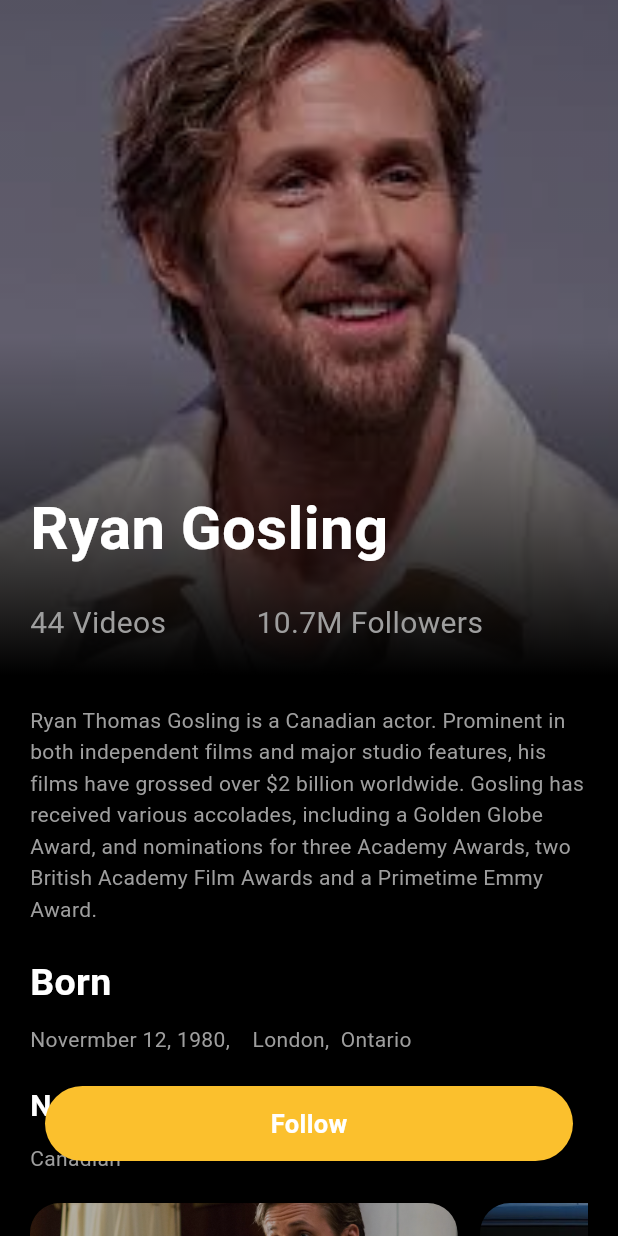
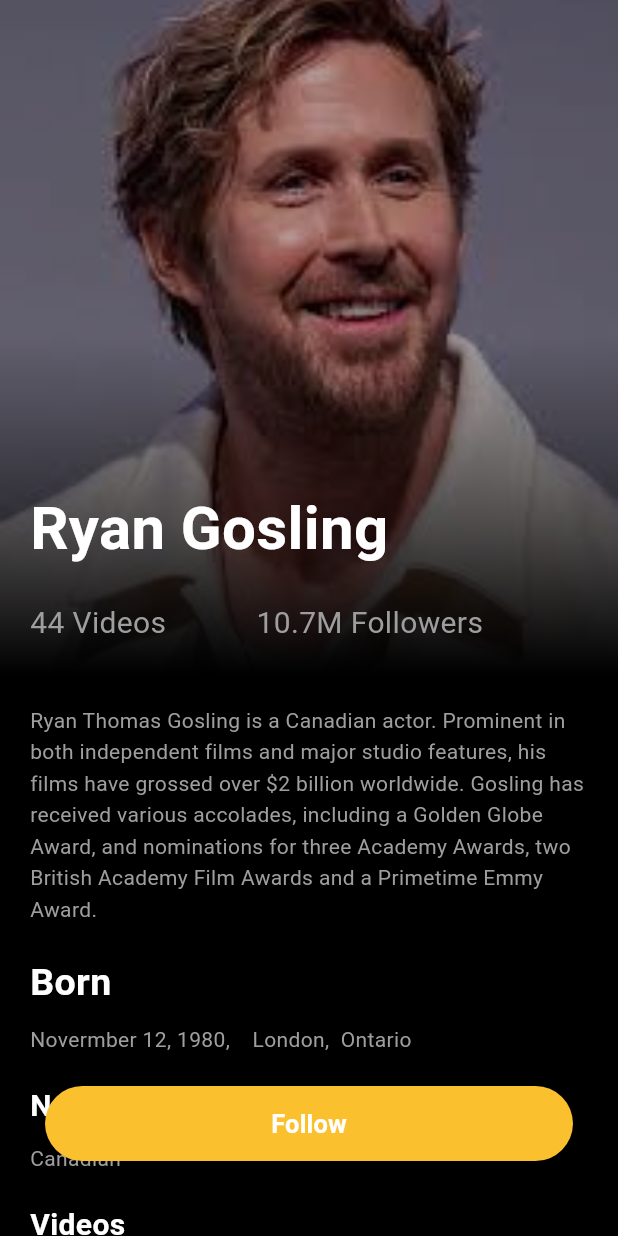
Before and after one commit to AbdullahUsman07/Flutter_Project_4, a Flutter app: the screen it shows after launch, on a phone screen of 412 x 824 dp. Run offline on Flutter 3.47's test engine with Material 3 defaults, Android fonts, the phone set to English and light mode, and no system bars.

Commit message:
Link Enabled

```diff
--- a/lib/main.dart
+++ b/lib/main.dart
@@ -1,8 +1,5 @@
-import 'package:flutter/cupertino.dart';
 import 'package:flutter/material.dart';
-import 'package:flutter/painting.dart';
-import 'package:flutter/rendering.dart';
-import 'package:flutter/widgets.dart';
+import 'package:url_launcher/url_launcher.dart';
 
 void main() {
   runApp(
@@ -84,23 +81,57 @@ class HomePageState extends State<HomePage> {
                 ),
               ),
               SliverList(
-                  delegate:SliverChildListDelegate([
+                  delegate: SliverChildListDelegate([
                 Padding(
                     padding: const EdgeInsets.all(20.0),
                     child: Column(
                       crossAxisAlignment: CrossAxisAlignment.start,
                       children: [
-                      Text("Ryan Thomas Gosling is a Canadian actor. Prominent in both independent films and major studio features, his films have grossed over \$2 billion worldwide. Gosling has received various accolades, including a Golden Globe Award, and nominations for three Academy Awards, two British Academy Film Awards and a Primetime Emmy Award.",
-                      style: TextStyle(color:Colors.grey,height: 1.5),),
-                   SizedBox(height: 20.0,),
-                  Text('Born',style:TextStyle(color:Colors.white,fontWeight: FontWeight.bold,fontSize: 25)),
-                   SizedBox(height: 10.0,),
-                  Text('Novermber 12, 1980,    London,  Ontario',style: TextStyle(color:Colors.grey),),
-                  SizedBox(height: 20,),
-                  Text('Nationality',style:TextStyle(color:Colors.white,fontSize: 20.0,fontWeight: FontWeight.bold)),
-                  SizedBox(height: 10.0,),
-                  Text('Canadian',style: TextStyle(color:Colors.grey),),
-                  SizedBox(height: 20,),
+                        const Text(
+                          "Ryan Thomas Gosling is a Canadian actor. Prominent in both independent films and major studio features, his films have grossed over \$2 billion worldwide. Gosling has received various accolades, including a Golden Globe Award, and nominations for three Academy Awards, two British Academy Film Awards and a Primetime Emmy Award.",
+                          style: TextStyle(color: Colors.grey, height: 1.5),
+                        ),
+                        const SizedBox(
+                          height: 20.0,
+                        ),
+                        const Text('Born',
+                            style: TextStyle(
+                                color: Colors.white,
+                                fontWeight: FontWeight.bold,
+                                fontSize: 25)),
+                        const SizedBox(
+                          height: 10.0,
+                        ),
+                        const Text(
+                          'Novermber 12, 1980,    London,  Ontario',
+                          style: TextStyle(color: Colors.grey),
+                        ),
+                        const SizedBox(
+                          height: 20,
+                        ),
+                        const Text('Nationality',
+                            style: TextStyle(
+                                color: Colors.white,
+                                fontSize: 20.0,
+                                fontWeight: FontWeight.bold)),
+                        const SizedBox(
+                          height: 10.0,
+                        ),
+                        const Text(
+                          'Canadian',
+                          style: TextStyle(color: Colors.grey),
+                        ),
+                        const SizedBox(
+                          height: 20,
+                        ),
+                        const Text(
+                          'Videos',
+                          style: TextStyle(
+                              color: Colors.white,
+                              fontSize: 20,
+                              fontWeight: FontWeight.bold),
+                        ),
+                        const SizedBox(height: 40),
                         Container(
                           height: 200,
                           child: ListView(
@@ -109,63 +140,78 @@ class HomePageState extends State<HomePage> {
                                 makeVideo('assets/images/ryan-2.jpg'),
                                 makeVideo('assets/images/ryan-3.jpg'),
                                 makeVideo('assets/images/ryan-4.jpg'),
-                      ]
+                              ]),
                         ),
+                        const SizedBox(
+                          height: 120,
                         ),
-                  SizedBox(height: 120,),
                       ],
-                )
-              )]))
+                    ))
+              ]))
             ],
           ),
           Positioned.fill(
               bottom: 50,
               child: Align(
                   alignment: Alignment.bottomCenter,
-              child:Container(
-                margin: EdgeInsets.symmetric(horizontal: 30.0),
+                  child: Container(
+                    margin: const EdgeInsets.symmetric(horizontal: 30.0),
                     height: 50,
+                    width: double.infinity,
                     decoration: BoxDecoration(
                       borderRadius: BorderRadius.circular(40),
-                  color:Colors.yellow[700],
+                      color: Colors.yellow[700],
                     ),
-                child: Align(child: Container(child: Text('Follow',style: TextStyle(color: Colors.white,fontSize: 17.0,fontWeight: FontWeight.bold),),),),
-              )
-            ))
+                    child: MaterialButton(
+                      onPressed: () async{
+                        Uri url=Uri.parse('https://youtube.com/shorts/LyAFwiY2DQk?si=Oqz6ez5BSbLGmeeQ');
+                        if(await canLaunchUrl(url)){
+                          await launchUrl(url,mode: LaunchMode.externalApplication);
+                        }
+                        else{
+                          throw 'could not open $url';
+                        }
+                      },
+                      child: const Text(
+                        'Follow',
+                        style: TextStyle(
+                            color: Colors.white,
+                            fontWeight: FontWeight.bold,
+                            fontSize: 17.0),
+                      ),
+                    ),
+                  )))
         ],
       ),
     );
   }
 }
 
-Widget makeVideo(String imagePath){
+Widget makeVideo(String imagePath) {
   return AspectRatio(
-    aspectRatio: 1.5/1,
+    aspectRatio: 1.5 / 1,
     child: Container(
-      margin: EdgeInsets.only(right: 15.0),
+        margin: const EdgeInsets.only(right: 15.0),
         decoration: BoxDecoration(
           borderRadius: BorderRadius.circular(20),
-        image:DecorationImage(
+          image: DecorationImage(
             image: AssetImage(imagePath),
-          fit:BoxFit.cover,
-
+            fit: BoxFit.cover,
           ),
         ),
-      child:Container(
+        child: Container(
           decoration: BoxDecoration(
-          gradient: LinearGradient(
-            begin: Alignment.bottomRight,
-            colors: [
+              gradient: LinearGradient(begin: Alignment.bottomRight, colors: [
             Colors.black.withOpacity(0.9),
             Colors.black.withOpacity(0.3),
-            ]
-          )
+          ])),
+          child: const Align(
+            child: Icon(
+              Icons.play_arrow,
+              color: Colors.white,
+              size: 70,
             ),
-        child: Align(
-          child:Icon(
-            Icons.play_arrow,color:Colors.white,size: 70,
-          ) ,),
-      )
           ),
+        )),
   );
 }
--- a/pubspec.yaml
+++ b/pubspec.yaml
@@ -31,6 +31,7 @@ dependencies:
   flutter:
     sdk: flutter
 
+  url_launcher: ^6.3.1
 
   # The following adds the Cupertino Icons font to your application.
   # Use with the CupertinoIcons class for iOS style icons.
```
Also changed, not shown: pubspec.lock, 6 other files. Lines whose indentation alone changed are shown as unchanged.
